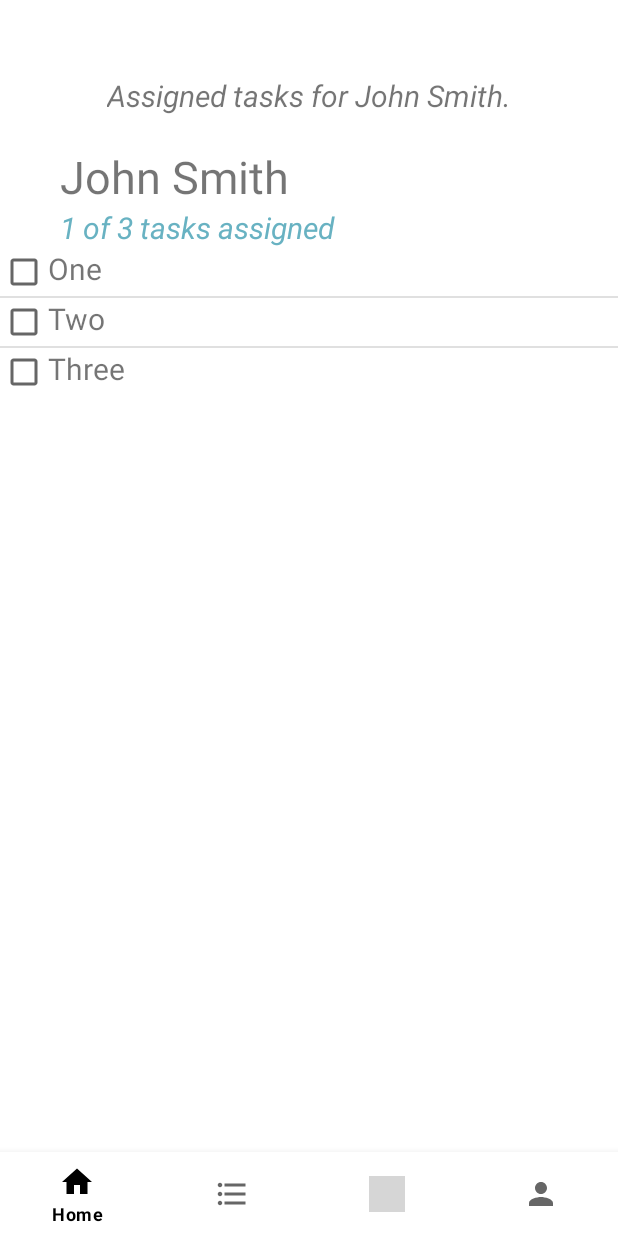
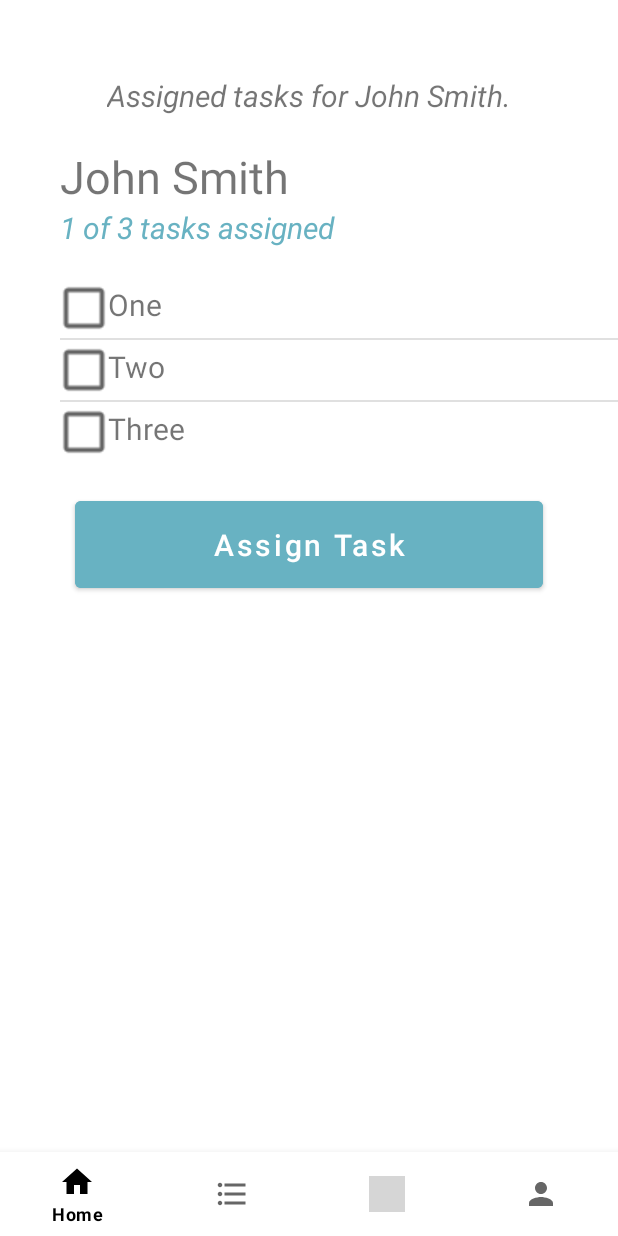
Before and after one commit to cassandrale179/ci491_project, an Android app: the fragment SetTasksFragment placed in its activity, on a phone screen of 412 x 824 dp. Run offline under Robolectric (Android 15) with nearby library versions, the phone set to English and light mode, and no system bars; libraries missing offline, so code that uses them is left out: com.kontakt.sdk; grey boxes are pictures that could not be loaded.

Commit message:
Set Task mostly done

```diff
--- a/app/src/main/java/com/example/caregiver/ArrayCheckboxAdapter.java
+++ b/app/src/main/java/com/example/caregiver/ArrayCheckboxAdapter.java
@@ -1,6 +1,7 @@
 package com.example.caregiver;
 
 import android.content.Context;
+import android.util.TypedValue;
 import android.view.View;
 import android.view.ViewGroup;
 import android.widget.ArrayAdapter;
@@ -25,14 +26,18 @@ public class ArrayCheckboxAdapter<T> extends ArrayAdapter<T> {
     public View getView (int position, View convertView, ViewGroup parent)
     {
         LinearLayout row = new LinearLayout(this.getContext());
+        row.setLayoutParams(new LinearLayout.LayoutParams(ViewGroup.LayoutParams.MATCH_PARENT, ViewGroup.LayoutParams.WRAP_CONTENT));
         row.setOrientation(LinearLayout.HORIZONTAL);
 
         // Add the checkbox
         CheckBox checkbox = new CheckBox(this.getContext());
+        checkbox.setScaleX(1.5f);
+        checkbox.setScaleY(1.5f);
+        checkbox.setHeight((int)TypedValue.applyDimension(TypedValue.COMPLEX_UNIT_DIP, 40, getContext().getResources().getDisplayMetrics()));
         checkbox.setOnClickListener(view -> {
             if (selectedPositions.contains(position))
             {
-                selectedPositions.remove(position);
+                selectedPositions.remove(selectedPositions.indexOf(position));
             }
             else
             {
@@ -44,19 +49,19 @@ public class ArrayCheckboxAdapter<T> extends ArrayAdapter<T> {
         // Add the descriptive text
         TextView text = new TextView(this.getContext());
         text.setText(this.getItem(position).toString());
-        text.setTextSize(20);
+        text.setTextSize(TypedValue.COMPLEX_UNIT_SP,20);
         row.addView(text);
 
         return row;
     }
 
-    public T[] getSelectedObjects()
+    public ArrayList<T> getSelectedObjects()
     {
         ArrayList<T> retVal = new ArrayList<T>();
         for (int i : selectedPositions)
         {
             retVal.add(getItem(i));
         }
-        return (T[])retVal.toArray();
+        return retVal;
     }
 }
--- a/app/src/main/java/com/example/caregiver/Dashboard.java
+++ b/app/src/main/java/com/example/caregiver/Dashboard.java
@@ -7,6 +7,10 @@ import androidx.fragment.app.Fragment;
 import android.os.Bundle;
 import android.util.Log;
 import android.view.MenuItem;
+import android.view.View;
+import android.widget.LinearLayout;
+import android.widget.ListView;
+import android.widget.TextView;
 
 import com.google.android.material.bottomnavigation.BottomNavigationView;
 
@@ -25,6 +29,8 @@ public class Dashboard extends AppCompatActivity {
         bottomNavigationView.setOnNavigationItemSelectedListener(bottomNavigationMethod);
         getSupportFragmentManager().beginTransaction().replace(R.id.container, new HomeFragment()).commit();
     }
+
+
 
     private BottomNavigationView.OnNavigationItemSelectedListener bottomNavigationMethod = new
             BottomNavigationView.OnNavigationItemSelectedListener() {
--- a/app/src/main/java/com/example/caregiver/SetTasksFragment.java
+++ b/app/src/main/java/com/example/caregiver/SetTasksFragment.java
@@ -7,8 +7,14 @@ import androidx.fragment.app.Fragment;
 import android.view.LayoutInflater;
 import android.view.View;
 import android.view.ViewGroup;
-import android.widget.ArrayAdapter;
+import android.widget.Button;
+import android.widget.LinearLayout;
+import android.widget.ListAdapter;
 import android.widget.ListView;
+import android.widget.TextView;
+import android.widget.WrapperListAdapter;
+
+import java.util.ArrayList;
 
 /**
  * A simple {@link Fragment} subclass.
@@ -67,12 +73,36 @@ public class SetTasksFragment extends Fragment {
 
 
         // Set the content of the ListView
-        ListView listView = (ListView)view.findViewById(R.id.listView);
+        ListView listView = (ListView)view.findViewById(R.id.setTasksListView);
         String[] testData = {"One", "Two", "Three"};
         ArrayCheckboxAdapter<String> testAdapter = new ArrayCheckboxAdapter<String>(getContext(),
                 android.R.layout.simple_list_item_1, testData);
         listView.setAdapter(testAdapter);
 
+
+        // Make the button do something.
+        Button button = view.findViewById(R.id.assignTasksButton);
+        button.setOnClickListener(v -> {
+            ListAdapter adapter = listView.getAdapter();
+            if (adapter instanceof WrapperListAdapter)
+            {
+                adapter = ((WrapperListAdapter) adapter).getWrappedAdapter();
+            }
+            ArrayList<String> selVals = ((ArrayCheckboxAdapter<String>)adapter).getSelectedObjects();
+
+            // Add a TextView so we can see if it worked
+            LinearLayout vert = (LinearLayout)view.findViewById(R.id.setTasksVertLayout);
+            TextView text = new TextView(getContext());
+            String displayText = "You selected: ";
+            for (String s : selVals)
+            {
+                displayText += s + ", ";
+            }
+            displayText = displayText.substring(0, displayText.length()-2);
+            text.setText(displayText);
+            vert.addView(text);
+        });
+
         return view;
     }
 }
--- a/app/src/main/res/layout/fragment_set_tasks.xml
+++ b/app/src/main/res/layout/fragment_set_tasks.xml
@@ -8,6 +8,7 @@
     <!-- TODO: Update blank fragment layout -->
 
     <LinearLayout
+        android:id="@+id/setTasksVertLayout"
         android:layout_width="match_parent"
         android:layout_height="wrap_content"
         android:orientation="vertical">
@@ -33,27 +34,44 @@
             android:id="@+id/textView2"
             android:layout_width="wrap_content"
             android:layout_height="wrap_content"
+            android:layout_marginLeft="40dp"
             android:text="John Smith"
-            android:textSize="30sp"
-            android:layout_marginLeft="40dp"/>
+            android:textSize="30sp" />
 
         <TextView
             android:id="@+id/textView3"
             android:layout_width="match_parent"
             android:layout_height="wrap_content"
+            android:layout_marginLeft="40dp"
             android:text="1 of 3 tasks assigned"
+            android:textColor="@color/teal_700"
             android:textSize="20dp"
-            android:textStyle="italic"
-            android:layout_marginLeft="40dp"
-            android:textColor="@color/teal_700"/>
+            android:textStyle="italic" />
 
+        <Space
+            android:layout_width="match_parent"
+            android:layout_height="20dp" />
         <ListView
-            android:id="@+id/listView"
+            android:id="@+id/setTasksListView"
             android:layout_width="match_parent"
-            android:layout_height="match_parent" />
+            android:layout_height="match_parent"
+            android:layout_marginLeft="40dp"/>
 
+        <Space
+            android:layout_width="match_parent"
+            android:layout_height="20dp" />
+
+        <Button
+            android:id="@+id/assignTasksButton"
+            android:layout_width="match_parent"
+            android:layout_height="70dp"
+            android:layout_marginHorizontal="50dp"
+            android:backgroundTint="@color/teal_700"
+            android:text="Assign Task"
+            android:textSize="20sp"
+            android:textAllCaps="false"
+            android:layout_gravity="center"/>
 
     </LinearLayout>
 
-
 </FrameLayout>
```
